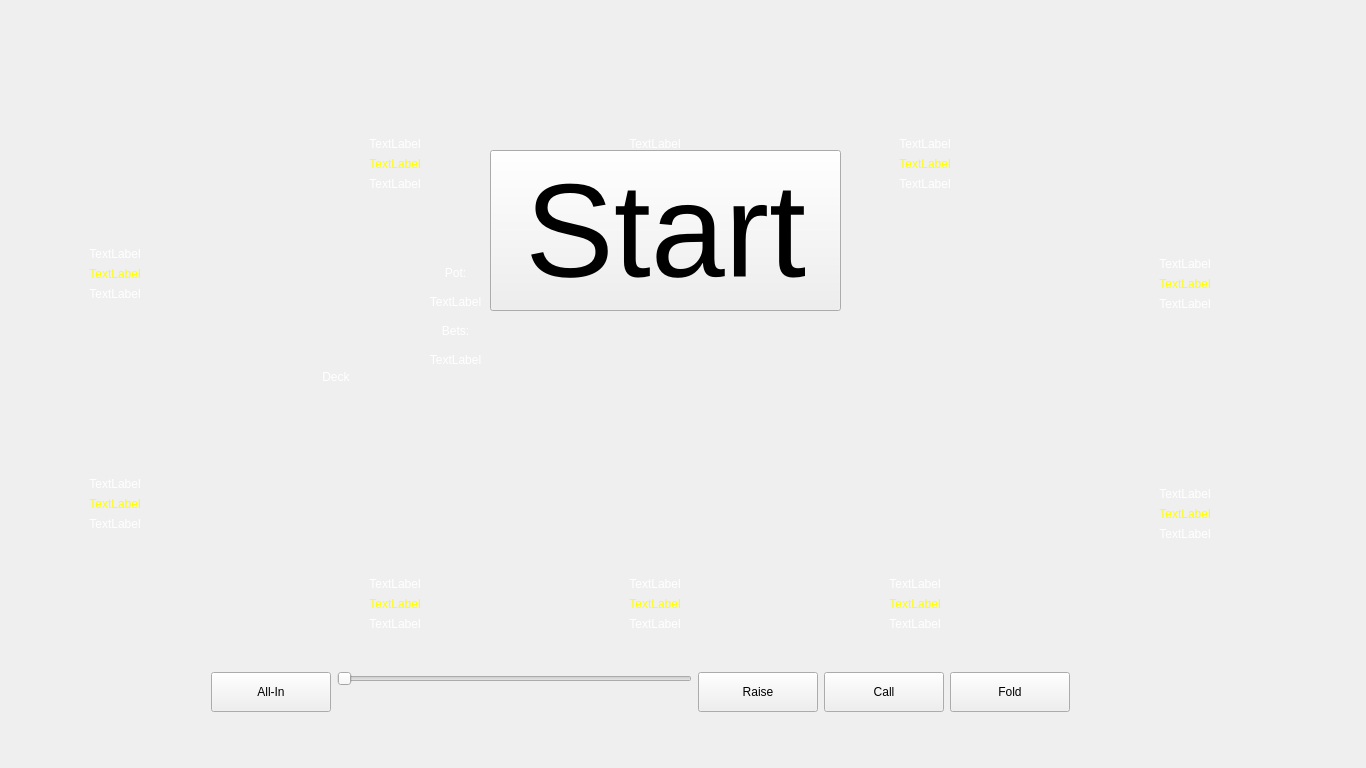
This is mainwindow.ui in maxkolotilin/Holding-cards as Qt 5 draws it before an edit. The edited form follows.
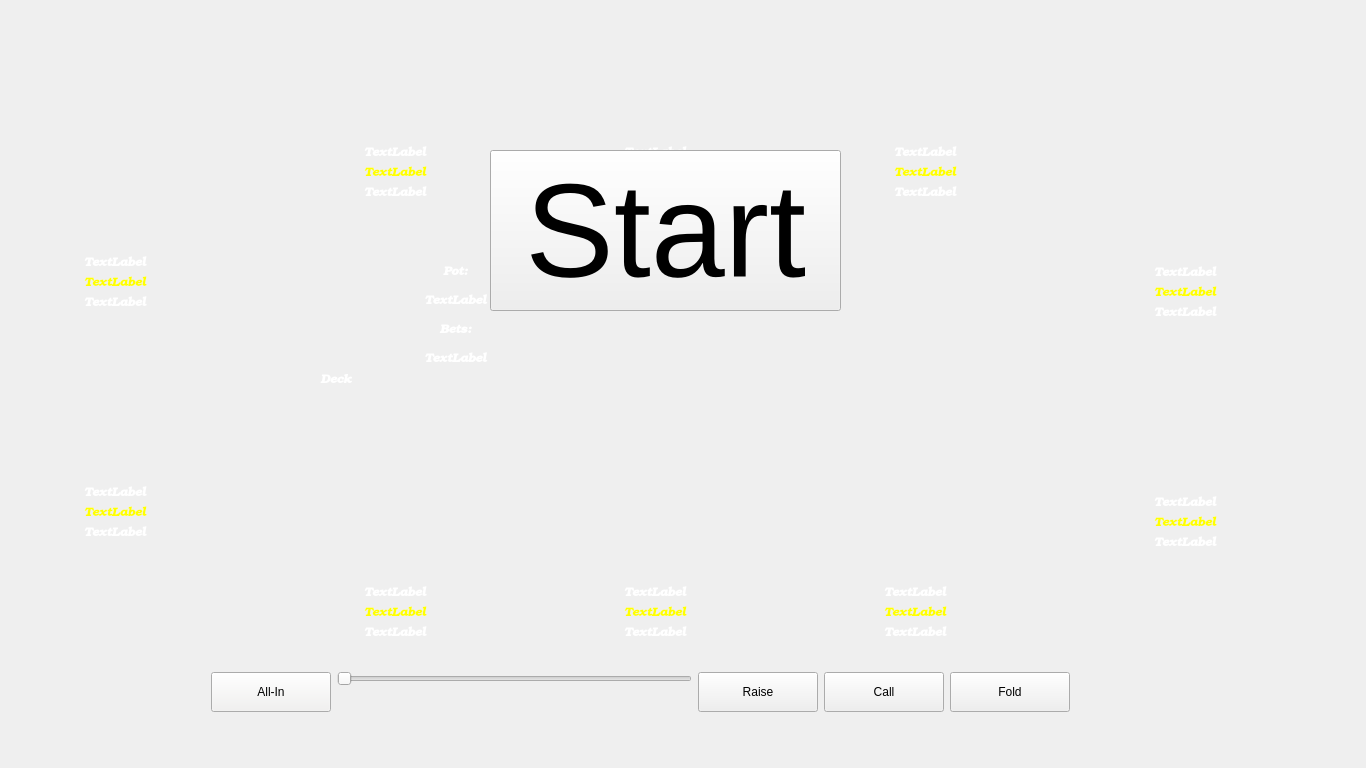
This is the edited form.

What changed in the file:
```diff
--- a/mainwindow.ui
+++ b/mainwindow.ui
@@ -20,7 +20,7 @@
       <x>300</x>
       <y>0</y>
       <width>191</width>
-      <height>201</height>
+      <height>211</height>
      </rect>
     </property>
     <widget class="QWidget" name="verticalLayoutWidget_8">
@@ -29,7 +29,7 @@
        <x>0</x>
        <y>-1</y>
        <width>190</width>
-       <height>203</height>
+       <height>212</height>
       </rect>
      </property>
      <layout class="QVBoxLayout" name="verticalLayout_8">
@@ -102,6 +102,14 @@
           </disabled>
          </palette>
         </property>
+        <property name="font">
+         <font>
+          <family>URW Bookman L</family>
+          <weight>75</weight>
+          <italic>true</italic>
+          <bold>true</bold>
+         </font>
+        </property>
         <property name="text">
          <string>TextLabel</string>
         </property>
@@ -149,6 +157,14 @@
           </disabled>
          </palette>
         </property>
+        <property name="font">
+         <font>
+          <family>URW Bookman L</family>
+          <weight>75</weight>
+          <italic>true</italic>
+          <bold>true</bold>
+         </font>
+        </property>
         <property name="text">
          <string>TextLabel</string>
         </property>
@@ -196,6 +212,14 @@
           </disabled>
          </palette>
         </property>
+        <property name="font">
+         <font>
+          <family>URW Bookman L</family>
+          <weight>75</weight>
+          <italic>true</italic>
+          <bold>true</bold>
+         </font>
+        </property>
         <property name="text">
          <string>TextLabel</string>
         </property>
@@ -213,7 +237,7 @@
       <x>20</x>
       <y>340</y>
       <width>191</width>
-      <height>200</height>
+      <height>211</height>
      </rect>
     </property>
     <widget class="QWidget" name="verticalLayoutWidget_9">
@@ -222,7 +246,7 @@
        <x>0</x>
        <y>-1</y>
        <width>190</width>
-       <height>203</height>
+       <height>212</height>
       </rect>
      </property>
      <layout class="QVBoxLayout" name="verticalLayout_9">
@@ -295,6 +319,14 @@
           </disabled>
          </palette>
         </property>
+        <property name="font">
+         <font>
+          <family>URW Bookman L</family>
+          <weight>75</weight>
+          <italic>true</italic>
+          <bold>true</bold>
+         </font>
+        </property>
         <property name="text">
          <string>TextLabel</string>
         </property>
@@ -342,6 +374,14 @@
           </disabled>
          </palette>
         </property>
+        <property name="font">
+         <font>
+          <family>URW Bookman L</family>
+          <weight>75</weight>
+          <italic>true</italic>
+          <bold>true</bold>
+         </font>
+        </property>
         <property name="text">
          <string>TextLabel</string>
         </property>
@@ -389,6 +429,14 @@
           </disabled>
          </palette>
         </property>
+        <property name="font">
+         <font>
+          <family>URW Bookman L</family>
+          <weight>75</weight>
+          <italic>true</italic>
+          <bold>true</bold>
+         </font>
+        </property>
         <property name="text">
          <string>TextLabel</string>
         </property>
@@ -406,7 +454,7 @@
       <x>300</x>
       <y>440</y>
       <width>191</width>
-      <height>200</height>
+      <height>211</height>
      </rect>
     </property>
     <widget class="QWidget" name="verticalLayoutWidget_10">
@@ -415,7 +463,7 @@
        <x>0</x>
        <y>-1</y>
        <width>190</width>
-       <height>203</height>
+       <height>212</height>
       </rect>
      </property>
      <layout class="QVBoxLayout" name="verticalLayout_10">
@@ -488,6 +536,14 @@
           </disabled>
          </palette>
         </property>
+        <property name="font">
+         <font>
+          <family>URW Bookman L</family>
+          <weight>75</weight>
+          <italic>true</italic>
+          <bold>true</bold>
+         </font>
+        </property>
         <property name="text">
          <string>TextLabel</string>
         </property>
@@ -535,6 +591,14 @@
           </disabled>
          </palette>
         </property>
+        <property name="font">
+         <font>
+          <family>URW Bookman L</family>
+          <weight>75</weight>
+          <italic>true</italic>
+          <bold>true</bold>
+         </font>
+        </property>
         <property name="text">
          <string>TextLabel</string>
         </property>
@@ -582,6 +646,14 @@
           </disabled>
          </palette>
         </property>
+        <property name="font">
+         <font>
+          <family>URW Bookman L</family>
+          <weight>75</weight>
+          <italic>true</italic>
+          <bold>true</bold>
+         </font>
+        </property>
         <property name="text">
          <string>TextLabel</string>
         </property>
@@ -599,7 +671,7 @@
       <x>560</x>
       <y>440</y>
       <width>191</width>
-      <height>200</height>
+      <height>211</height>
      </rect>
     </property>
     <widget class="QWidget" name="verticalLayoutWidget_11">
@@ -608,7 +680,7 @@
        <x>0</x>
        <y>-1</y>
        <width>190</width>
-       <height>203</height>
+       <height>212</height>
       </rect>
      </property>
      <layout class="QVBoxLayout" name="verticalLayout_11">
@@ -681,6 +753,14 @@
           </disabled>
          </palette>
         </property>
+        <property name="font">
+         <font>
+          <family>URW Bookman L</family>
+          <weight>75</weight>
+          <italic>true</italic>
+          <bold>true</bold>
+         </font>
+        </property>
         <property name="text">
          <string>TextLabel</string>
         </property>
@@ -728,6 +808,14 @@
           </disabled>
          </palette>
         </property>
+        <property name="font">
+         <font>
+          <family>URW Bookman L</family>
+          <weight>75</weight>
+          <italic>true</italic>
+          <bold>true</bold>
+         </font>
+        </property>
         <property name="text">
          <string>TextLabel</string>
         </property>
@@ -775,6 +863,14 @@
           </disabled>
          </palette>
         </property>
+        <property name="font">
+         <font>
+          <family>URW Bookman L</family>
+          <weight>75</weight>
+          <italic>true</italic>
+          <bold>true</bold>
+         </font>
+        </property>
         <property name="text">
          <string>TextLabel</string>
         </property>
@@ -792,7 +888,7 @@
       <x>820</x>
       <y>440</y>
       <width>191</width>
-      <height>200</height>
+      <height>211</height>
      </rect>
     </property>
     <widget class="QWidget" name="verticalLayoutWidget_12">
@@ -801,7 +897,7 @@
        <x>0</x>
        <y>-1</y>
        <width>190</width>
-       <height>203</height>
+       <height>212</height>
       </rect>
      </property>
      <layout class="QVBoxLayout" name="verticalLayout_12">
@@ -874,6 +970,14 @@
           </disabled>
          </palette>
         </property>
+        <property name="font">
+         <font>
+          <family>URW Bookman L</family>
+          <weight>75</weight>
+          <italic>true</italic>
+          <bold>true</bold>
+         </font>
+        </property>
         <property name="text">
          <string>TextLabel</string>
         </property>
@@ -921,6 +1025,14 @@
           </disabled>
          </palette>
         </property>
+        <property name="font">
+         <font>
+          <family>URW Bookman L</family>
+          <weight>75</weight>
+          <italic>true</italic>
+          <bold>true</bold>
+         </font>
+        </property>
         <property name="text">
          <string>TextLabel</string>
         </property>
@@ -968,6 +1080,14 @@
           </disabled>
          </palette>
         </property>
+        <property name="font">
+         <font>
+          <family>URW Bookman L</family>
+          <weight>75</weight>
+          <italic>true</italic>
+          <bold>true</bold>
+         </font>
+        </property>
         <property name="text">
          <string>TextLabel</string>
         </property>
@@ -985,7 +1105,7 @@
       <x>1090</x>
       <y>350</y>
       <width>191</width>
-      <height>200</height>
+      <height>211</height>
      </rect>
     </property>
     <widget class="QWidget" name="verticalLayoutWidget_13">
@@ -994,7 +1114,7 @@
        <x>0</x>
        <y>-1</y>
        <width>190</width>
-       <height>203</height>
+       <height>212</height>
       </rect>
      </property>
      <layout class="QVBoxLayout" name="verticalLayout_13">
@@ -1067,6 +1187,14 @@
           </disabled>
          </palette>
         </property>
+        <property name="font">
+         <font>
+          <family>URW Bookman L</family>
+          <weight>75</weight>
+          <italic>true</italic>
+          <bold>true</bold>
+         </font>
+        </property>
         <property name="text">
          <string>TextLabel</string>
         </property>
@@ -1114,6 +1242,14 @@
           </disabled>
          </palette>
         </property>
+        <property name="font">
+         <font>
+          <family>URW Bookman L</family>
+          <weight>75</weight>
+          <italic>true</italic>
+          <bold>true</bold>
+         </font>
+        </property>
         <property name="text">
          <string>TextLabel</string>
         </property>
@@ -1161,6 +1297,14 @@
           </disabled>
          </palette>
         </property>
+        <property name="font">
+         <font>
+          <family>URW Bookman L</family>
+          <weight>75</weight>
+          <italic>true</italic>
+          <bold>true</bold>
+         </font>
+        </property>
         <property name="text">
          <string>TextLabel</string>
         </property>
@@ -1178,7 +1322,7 @@
       <x>1090</x>
       <y>120</y>
       <width>191</width>
-      <height>200</height>
+      <height>211</height>
      </rect>
     </property>
     <widget class="QWidget" name="verticalLayoutWidget_14">
@@ -1187,7 +1331,7 @@
        <x>0</x>
        <y>-1</y>
        <width>190</width>
-       <height>203</height>
+       <height>212</height>
       </rect>
      </property>
      <layout class="QVBoxLayout" name="verticalLayout_14">
@@ -1260,6 +1404,14 @@
           </disabled>
          </palette>
         </property>
+        <property name="font">
+         <font>
+          <family>URW Bookman L</family>
+          <weight>75</weight>
+          <italic>true</italic>
+          <bold>true</bold>
+         </font>
+        </property>
         <property name="text">
          <string>TextLabel</string>
         </property>
@@ -1307,6 +1459,14 @@
           </disabled>
          </palette>
         </property>
+        <property name="font">
+         <font>
+          <family>URW Bookman L</family>
+          <weight>75</weight>
+          <italic>true</italic>
+          <bold>true</bold>
+         </font>
+        </property>
         <property name="text">
          <string>TextLabel</string>
         </property>
@@ -1354,6 +1514,14 @@
           </disabled>
          </palette>
         </property>
+        <property name="font">
+         <font>
+          <family>URW Bookman L</family>
+          <weight>75</weight>
+          <italic>true</italic>
+          <bold>true</bold>
+         </font>
+        </property>
         <property name="text">
          <string>TextLabel</string>
         </property>
@@ -1371,7 +1539,7 @@
       <x>830</x>
       <y>0</y>
       <width>191</width>
-      <height>200</height>
+      <height>211</height>
      </rect>
     </property>
     <widget class="QWidget" name="verticalLayoutWidget_15">
@@ -1380,7 +1548,7 @@
        <x>0</x>
        <y>-1</y>
        <width>190</width>
-       <height>203</height>
+       <height>212</height>
       </rect>
      </property>
      <layout class="QVBoxLayout" name="verticalLayout_15">
@@ -1453,6 +1621,14 @@
           </disabled>
          </palette>
         </property>
+        <property name="font">
+         <font>
+          <family>URW Bookman L</family>
+          <weight>75</weight>
+          <italic>true</italic>
+          <bold>true</bold>
+         </font>
+        </property>
         <property name="text">
          <string>TextLabel</string>
         </property>
@@ -1500,6 +1676,14 @@
           </disabled>
          </palette>
         </property>
+        <property name="font">
+         <font>
+          <family>URW Bookman L</family>
+          <weight>75</weight>
+          <italic>true</italic>
+          <bold>true</bold>
+         </font>
+        </property>
         <property name="text">
          <string>TextLabel</string>
         </property>
@@ -1547,6 +1731,14 @@
           </disabled>
          </palette>
         </property>
+        <property name="font">
+         <font>
+          <family>URW Bookman L</family>
+          <weight>75</weight>
+          <italic>true</italic>
+          <bold>true</bold>
+         </font>
+        </property>
         <property name="text">
          <string>TextLabel</string>
         </property>
@@ -1564,7 +1756,7 @@
       <x>560</x>
       <y>0</y>
       <width>191</width>
-      <height>201</height>
+      <height>211</height>
      </rect>
     </property>
     <property name="palette">
@@ -1621,7 +1813,7 @@
        <x>0</x>
        <y>-1</y>
        <width>190</width>
-       <height>203</height>
+       <height>212</height>
       </rect>
      </property>
      <layout class="QVBoxLayout" name="verticalLayout_16">
@@ -1721,6 +1913,14 @@
           </disabled>
          </palette>
         </property>
+        <property name="font">
+         <font>
+          <family>URW Bookman L</family>
+          <weight>75</weight>
+          <italic>true</italic>
+          <bold>true</bold>
+         </font>
+        </property>
         <property name="text">
          <string>TextLabel</string>
         </property>
@@ -1768,6 +1968,14 @@
           </disabled>
          </palette>
         </property>
+        <property name="font">
+         <font>
+          <family>URW Bookman L</family>
+          <weight>75</weight>
+          <italic>true</italic>
+          <bold>true</bold>
+         </font>
+        </property>
         <property name="text">
          <string>TextLabel</string>
         </property>
@@ -1815,6 +2023,14 @@
           </disabled>
          </palette>
         </property>
+        <property name="font">
+         <font>
+          <family>URW Bookman L</family>
+          <weight>75</weight>
+          <italic>true</italic>
+          <bold>true</bold>
+         </font>
+        </property>
         <property name="text">
          <string>TextLabel</string>
         </property>
@@ -1832,7 +2048,7 @@
       <x>20</x>
       <y>110</y>
       <width>191</width>
-      <height>200</height>
+      <height>211</height>
      </rect>
     </property>
     <widget class="QWidget" name="verticalLayoutWidget_17">
@@ -1841,7 +2057,7 @@
        <x>0</x>
        <y>-1</y>
        <width>190</width>
-       <height>203</height>
+       <height>212</height>
       </rect>
      </property>
      <layout class="QVBoxLayout" name="verticalLayout_17">
@@ -1914,6 +2130,14 @@
           </disabled>
          </palette>
         </property>
+        <property name="font">
+         <font>
+          <family>URW Bookman L</family>
+          <weight>75</weight>
+          <italic>true</italic>
+          <bold>true</bold>
+         </font>
+        </property>
         <property name="text">
          <string>TextLabel</string>
         </property>
@@ -1961,6 +2185,14 @@
           </disabled>
          </palette>
         </property>
+        <property name="font">
+         <font>
+          <family>URW Bookman L</family>
+          <weight>75</weight>
+          <italic>true</italic>
+          <bold>true</bold>
+         </font>
+        </property>
         <property name="text">
          <string>TextLabel</string>
         </property>
@@ -2008,6 +2240,14 @@
           </disabled>
          </palette>
         </property>
+        <property name="font">
+         <font>
+          <family>URW Bookman L</family>
+          <weight>75</weight>
+          <italic>true</italic>
+          <bold>true</bold>
+         </font>
+        </property>
         <property name="text">
          <string>TextLabel</string>
         </property>
@@ -2064,6 +2304,100 @@
           <height>40</height>
          </size>
         </property>
+        <property name="palette">
+         <palette>
+          <active>
+           <colorrole role="Button">
+            <brush brushstyle="SolidPattern">
+             <color alpha="0">
+              <red>242</red>
+              <green>241</green>
+              <blue>240</blue>
+             </color>
+            </brush>
+           </colorrole>
+           <colorrole role="Light">
+            <brush brushstyle="SolidPattern">
+             <color alpha="0">
+              <red>255</red>
+              <green>255</green>
+              <blue>255</blue>
+             </color>
+            </brush>
+           </colorrole>
+           <colorrole role="Highlight">
+            <brush brushstyle="SolidPattern">
+             <color alpha="255">
+              <red>240</red>
+              <green>119</green>
+              <blue>70</blue>
+             </color>
+            </brush>
+           </colorrole>
+          </active>
+          <inactive>
+           <colorrole role="Button">
+            <brush brushstyle="SolidPattern">
+             <color alpha="0">
+              <red>242</red>
+              <green>241</green>
+              <blue>240</blue>
+             </color>
+            </brush>
+           </colorrole>
+           <colorrole role="Light">
+            <brush brushstyle="SolidPattern">
+             <color alpha="0">
+              <red>255</red>
+              <green>255</green>
+              <blue>255</blue>
+             </color>
+            </brush>
+           </colorrole>
+           <colorrole role="Highlight">
+            <brush brushstyle="SolidPattern">
+             <color alpha="255">
+              <red>240</red>
+              <green>119</green>
+              <blue>70</blue>
+             </color>
+            </brush>
+           </colorrole>
+          </inactive>
+          <disabled>
+           <colorrole role="Button">
+            <brush brushstyle="SolidPattern">
+             <color alpha="0">
+              <red>242</red>
+              <green>241</green>
+              <blue>240</blue>
+             </color>
+            </brush>
+           </colorrole>
+           <colorrole role="Light">
+            <brush brushstyle="SolidPattern">
+             <color alpha="0">
+              <red>255</red>
+              <green>255</green>
+              <blue>255</blue>
+             </color>
+            </brush>
+           </colorrole>
+           <colorrole role="Highlight">
+            <brush brushstyle="SolidPattern">
+             <color alpha="255">
+              <red>240</red>
+              <green>240</green>
+              <blue>240</blue>
+             </color>
+            </brush>
+           </colorrole>
+          </disabled>
+         </palette>
+        </property>
+        <property name="styleSheet">
+         <string notr="true"/>
+        </property>
         <property name="text">
          <string>All-In</string>
         </property>
@@ -2135,6 +2469,14 @@
             </disabled>
            </palette>
           </property>
+          <property name="font">
+           <font>
+            <family>URW Bookman L</family>
+            <weight>75</weight>
+            <italic>true</italic>
+            <bold>true</bold>
+           </font>
+          </property>
           <property name="text">
            <string/>
           </property>
@@ -2202,7 +2544,7 @@
        <x>30</x>
        <y>20</y>
        <width>92</width>
-       <height>155</height>
+       <height>158</height>
       </rect>
      </property>
      <layout class="QVBoxLayout" name="verticalLayout_2">
@@ -2264,6 +2606,14 @@
           </disabled>
          </palette>
         </property>
+        <property name="font">
+         <font>
+          <family>URW Bookman L</family>
+          <weight>75</weight>
+          <italic>true</italic>
+          <bold>true</bold>
+         </font>
+        </property>
         <property name="text">
          <string>Deck</string>
         </property>
@@ -2325,6 +2675,14 @@
             </disabled>
            </palette>
           </property>
+          <property name="font">
+           <font>
+            <family>URW Bookman L</family>
+            <weight>75</weight>
+            <italic>true</italic>
+            <bold>true</bold>
+           </font>
+          </property>
           <property name="text">
            <string>Pot:</string>
           </property>
@@ -2372,6 +2730,14 @@
             </disabled>
            </palette>
           </property>
+          <property name="font">
+           <font>
+            <family>URW Bookman L</family>
+            <weight>75</weight>
+            <italic>true</italic>
+            <bold>true</bold>
+           </font>
+          </property>
           <property name="text">
            <string>TextLabel</string>
           </property>
@@ -2419,6 +2785,14 @@
             </disabled>
            </palette>
           </property>
+          <property name="font">
+           <font>
+            <family>URW Bookman L</family>
+            <weight>75</weight>
+            <italic>true</italic>
+            <bold>true</bold>
+           </font>
+          </property>
           <property name="text">
            <string>Bets:</string>
           </property>
@@ -2466,6 +2840,14 @@
             </disabled>
            </palette>
           </property>
+          <property name="font">
+           <font>
+            <family>URW Bookman L</family>
+            <weight>75</weight>
+            <italic>true</italic>
+            <bold>true</bold>
+           </font>
+          </property>
           <property name="text">
            <string>TextLabel</string>
           </property>
@@ -2574,6 +2956,31 @@
      </layout>
     </widget>
    </widget>
+   <widget class="QLabel" name="animated_card">
+    <property name="geometry">
+     <rect>
+      <x>10</x>
+      <y>10</y>
+      <width>90</width>
+      <height>130</height>
+     </rect>
+    </property>
+    <property name="minimumSize">
+     <size>
+      <width>90</width>
+      <height>130</height>
+     </size>
+    </property>
+    <property name="maximumSize">
+     <size>
+      <width>90</width>
+      <height>130</height>
+     </size>
+    </property>
+    <property name="text">
+     <string/>
+    </property>
+   </widget>
   </widget>
  </widget>
  <layoutdefault spacing="6" margin="11"/>
```
